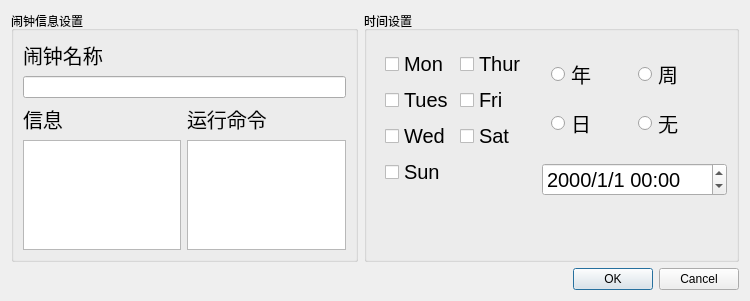
Qt form Smallclock_Src/Smallclock_Gui/new_alarm_clock_dialog.ui (12345XuXin54321/Smallclock) before a commit.
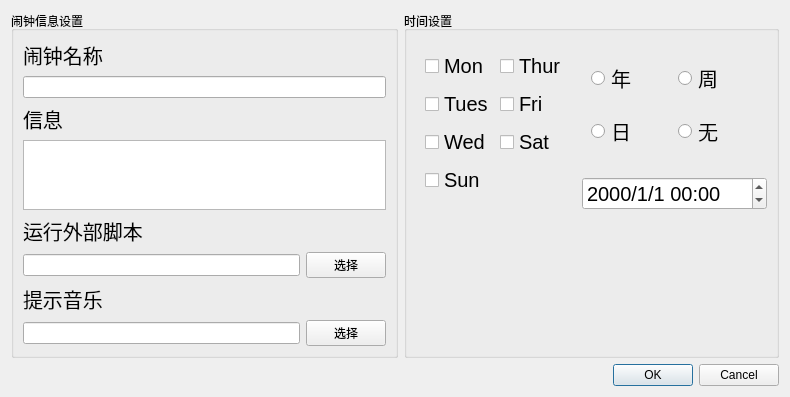
The same form after that commit. Icons and pictures are not drawn. Custom widgets are drawn as their Qt base class.

Commit message: 1.删除notify的代码，改为调用库 2.运行命令改为调用脚本 3.添加提示音乐功能(仅完成添加音乐文件) 4.配置文件改为仅用config.in文件

```diff
--- a/Smallclock_Src/Smallclock_Gui/new_alarm_clock_dialog.ui
+++ b/Smallclock_Src/Smallclock_Gui/new_alarm_clock_dialog.ui
@@ -6,8 +6,8 @@
    <rect>
     <x>0</x>
     <y>0</y>
-    <width>750</width>
-    <height>301</height>
+    <width>790</width>
+    <height>386</height>
    </rect>
   </property>
   <property name="windowTitle">
@@ -36,6 +36,33 @@
         </property>
        </widget>
       </item>
+      <item row="5" column="0">
+       <widget class="QLineEdit" name="lineEdit_alarm_clock_command_path"/>
+      </item>
+      <item row="4" column="0">
+       <widget class="QLabel" name="label_alarm_clock_command">
+        <property name="font">
+         <font>
+          <pointsize>15</pointsize>
+         </font>
+        </property>
+        <property name="text">
+         <string>运行外部脚本</string>
+        </property>
+       </widget>
+      </item>
+      <item row="6" column="0">
+       <widget class="QLabel" name="label_alarm_clock_music">
+        <property name="font">
+         <font>
+          <pointsize>15</pointsize>
+         </font>
+        </property>
+        <property name="text">
+         <string>提示音乐</string>
+        </property>
+       </widget>
+      </item>
       <item row="1" column="0" colspan="2">
        <widget class="QLineEdit" name="lineEdit_alarm_clock_name"/>
       </item>
@@ -51,32 +78,30 @@
         </property>
        </widget>
       </item>
-      <item row="2" column="1">
-       <widget class="QLabel" name="label_alarm_clock_command">
-        <property name="font">
-         <font>
-          <pointsize>15</pointsize>
-         </font>
+      <item row="7" column="0">
+       <widget class="QLineEdit" name="lineEdit_alarm_clock_music_path"/>
+      </item>
+      <item row="5" column="1">
+       <widget class="QPushButton" name="pushButton_alarm_clock_choose_command">
+        <property name="text">
+         <string>选择</string>
         </property>
+       </widget>
+      </item>
+      <item row="7" column="1">
+       <widget class="QPushButton" name="pushButton_alarm_clock_choose_music">
         <property name="text">
-         <string>运行命令</string>
+         <string>选择</string>
         </property>
        </widget>
       </item>
-      <item row="3" column="0">
+      <item row="3" column="0" colspan="2">
        <widget class="QTextEdit" name="textEdit_alarm_clock_message">
         <property name="lineWrapMode">
          <enum>QTextEdit::NoWrap</enum>
         </property>
        </widget>
       </item>
-      <item row="3" column="1">
-       <widget class="QTextEdit" name="textEdit_alarm_clock_command">
-        <property name="lineWrapMode">
-         <enum>QTextEdit::NoWrap</enum>
-        </property>
-       </widget>
-      </item>
      </layout>
     </widget>
    </item>
```
The commit also changes 20 other files.
